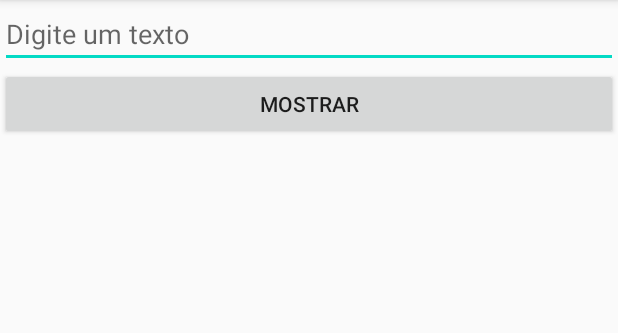
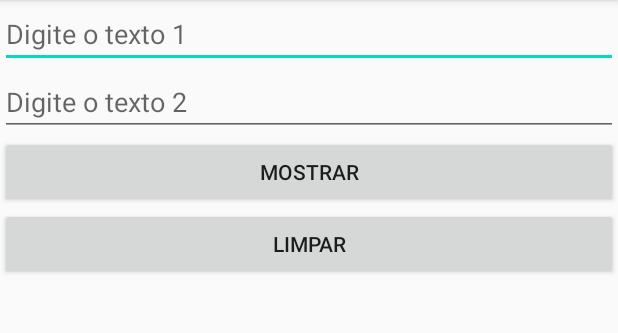
Before and after one commit to rodrigomaxpan/senai, an Android app: the screen it shows after launch (MainActivity), after a tap on "MOSTRAR", on a phone screen of 412 x 824 dp, the part 84-417 px from its top. Run offline under Robolectric (Android 15) with nearby library versions, the phone set to English and light mode, and no system bars.

Commit message:
Exercicio 1 - Activity

```diff
--- a/POO/Android/Exercicio01/app/build.gradle
+++ b/POO/Android/Exercicio01/app/build.gradle
@@ -6,8 +6,8 @@ android {
 
     defaultConfig {
         applicationId "com.example.senai"
-        minSdkVersion 27
-        targetSdkVersion 30
+        minSdkVersion 26
+        targetSdkVersion 26
         versionCode 1
         versionName "1.0"
 
--- a/POO/Android/Exercicio01/app/src/main/java/com/example/senai/MainActivity.java
+++ b/POO/Android/Exercicio01/app/src/main/java/com/example/senai/MainActivity.java
@@ -4,8 +4,8 @@ import androidx.appcompat.app.AppCompatActivity;
 
 import android.os.Bundle;
 import android.view.View;
-import android.widget.Button;
 import android.widget.EditText;
+import android.widget.Toast;
 
 public class MainActivity extends AppCompatActivity {
 
@@ -14,15 +14,21 @@ public class MainActivity extends AppCompatActivity {
         super.onCreate(savedInstanceState);
         setContentView(R.layout.activity_main);
 
+    }
 
-        EditText editTextTexto = findViewById(R.id.et_texto);
-        Button btn_mostrar = findViewById(R.id.btn_mostrar);
+    public void onClickBtnMostrar(View v){
+        EditText editText1 = findViewById(R.id.et_texto1);
+        EditText editText2 = findViewById(R.id.et_texto2);
+        String auxText = editText1.getText().toString() + " - " + editText2.getText().toString();
+        Toast.makeText(MainActivity.this, auxText, Toast.LENGTH_SHORT).show();
+    }
 
-        btn_mostrar.setOnClickListener(new View.OnClickListener() {
-            @Override
-            public void onClick(View v) {
+    public void onClickBtnLimpar(View v){
+        EditText editText1 = findViewById(R.id.et_texto1);
+        EditText editText2 = findViewById(R.id.et_texto2);
+        editText1.setText("");
+        editText2.setText("");
 
-            }
-        });
     }
+
 }
--- a/POO/Android/Exercicio01/app/src/main/res/layout/activity_main.xml
+++ b/POO/Android/Exercicio01/app/src/main/res/layout/activity_main.xml
@@ -8,16 +8,33 @@
     tools:context=".MainActivity" >
 
     <EditText
-        android:id="@+id/et_texto"
+        android:id="@+id/et_texto1"
         android:layout_width="match_parent"
         android:layout_height="wrap_content"
         android:ems="10"
-        android:hint="Digite um texto"
+        android:hint="Digite o texto 1"
+        android:inputType="textPersonName" />
+
+    <EditText
+        android:id="@+id/et_texto2"
+        android:layout_width="match_parent"
+        android:layout_height="wrap_content"
+        android:ems="10"
+        android:hint="Digite o texto 2"
         android:inputType="textPersonName" />
 
     <Button
         android:id="@+id/btn_mostrar"
         android:layout_width="match_parent"
         android:layout_height="wrap_content"
+        android:onClick="onClickBtnMostrar"
         android:text="Mostrar" />
+
+    <Button
+        android:id="@+id/btn_limpar"
+        android:layout_width="match_parent"
+        android:layout_height="wrap_content"
+        android:onClick="onClickBtnLimpar"
+        android:text="Limpar" />
+
 </LinearLayout>
```
Also changed, not shown: 1 other file.
